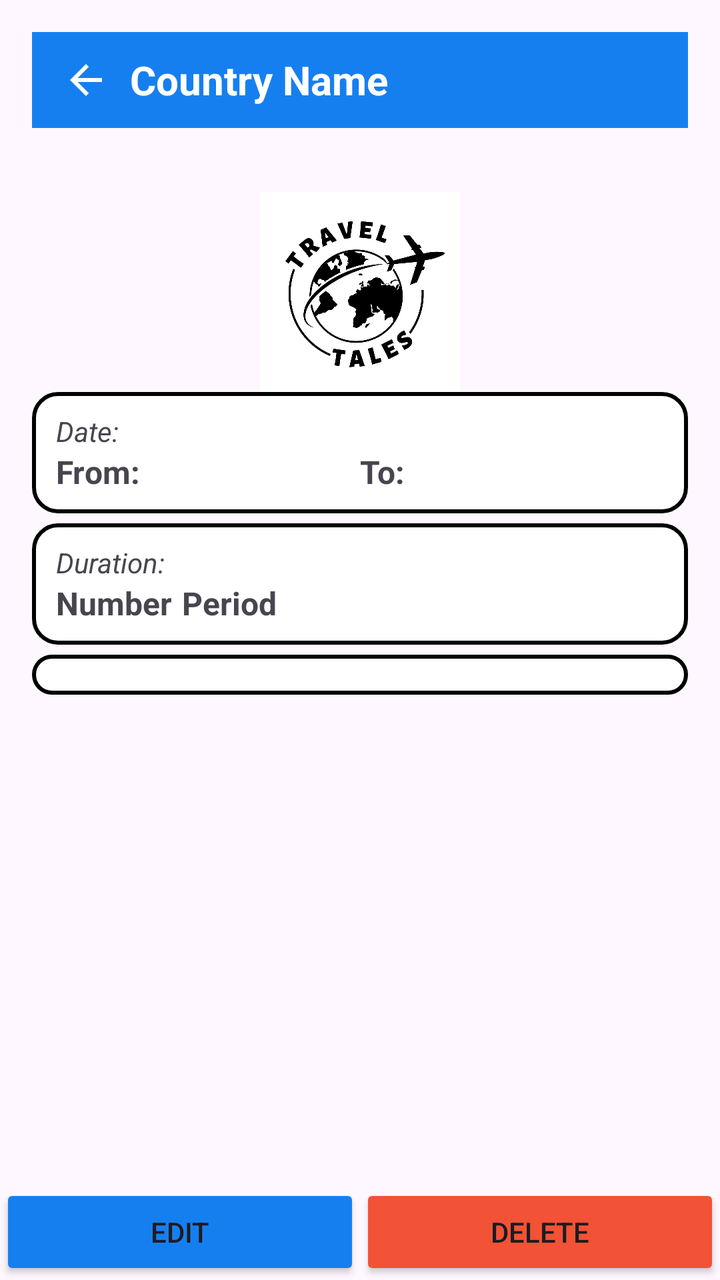
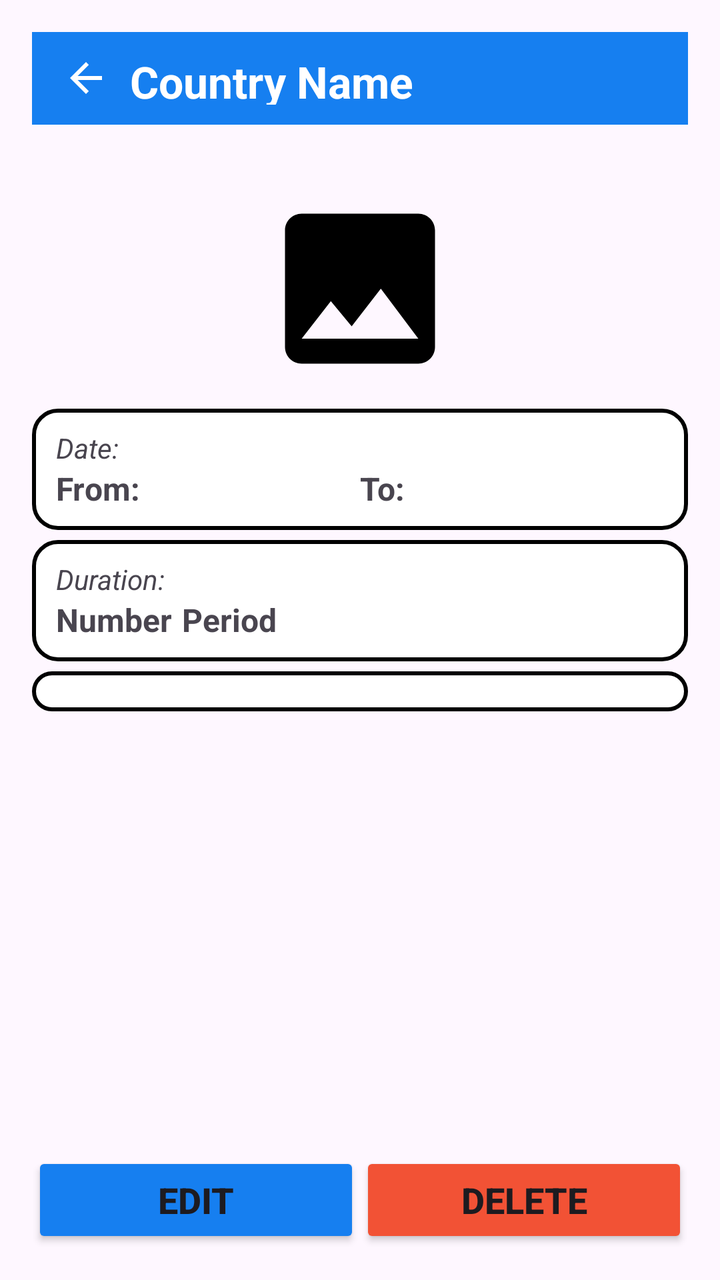

Two renders of the same Android screen: before a commit and after it. Below are the layout's source before the change and the commit's diff.
<!-- AndroidManifest.xml: application theme Theme.TravelTales -->
<!-- res/layout/activity_view_notes.xml -->
<?xml version="1.0" encoding="utf-8"?>
<LinearLayout xmlns:android="http://schemas.android.com/apk/res/android"
    android:layout_width="match_parent"
    android:layout_height="match_parent"
    android:orientation="vertical">

    <LinearLayout
        android:layout_width="match_parent"
        android:layout_height="0dp"
        android:layout_weight="0.1"
        android:layout_margin="16dp"
        android:orientation="horizontal"
        android:background="@color/blue"
        android:tag="appTheme"
        android:layout_gravity="center_vertical"
        android:padding="10dp">

        <ImageButton
            android:layout_width="wrap_content"
            android:layout_height="wrap_content"
            android:id="@+id/backBtn"
            android:src="@drawable/back"
            android:tint="@color/white"
            android:background="@null"
            android:contentDescription="Back"
            android:layout_marginLeft="5dp"
            android:layout_gravity="center_vertical"/>

        <TextView
            android:layout_width="wrap_content"
            android:layout_height="wrap_content"
            android:text="Country Name"
            android:id="@+id/viewCountryName"
            android:textColor="@color/white"
            android:textSize="20sp"
            android:textStyle="bold"
            android:layout_marginLeft="10dp"
            android:layout_gravity="center_vertical"/>

    </LinearLayout>

    <ScrollView
        android:layout_width="match_parent"
        android:layout_height="0dp"
        android:layout_weight="1"
        android:layout_margin="16dp">

        <LinearLayout
            android:layout_width="match_parent"
            android:layout_height="wrap_content"
            android:orientation="vertical">

            <ImageView
                android:layout_width="200dp"
                android:layout_height="100dp"
                android:src="@drawable/app_logo"
                android:layout_gravity="center"
                android:id="@+id/viewCountryFlagImage"/>

            <LinearLayout
                android:layout_width="match_parent"
                android:layout_height="wrap_content"
                android:orientation="vertical"
                android:layout_marginBottom="5dp"
                android:background="@drawable/edittextborder">

                <TextView
                    android:layout_width="wrap_content"
                    android:layout_height="wrap_content"
                    android:text="Date:"
                    android:textStyle="italic"/>

                <LinearLayout
                    android:layout_width="match_parent"
                    android:layout_height="wrap_content"
                    android:orientation="horizontal">

                    <TextView
                        android:layout_width="0dp"
                        android:layout_height="wrap_content"
                        android:layout_weight="1"
                        android:id="@+id/viewFromDate"
                        android:text="From:"
                        android:textStyle="bold"
                        android:textSize="16sp"/>

                    <TextView
                        android:layout_width="0dp"
                        android:layout_height="wrap_content"
                        android:layout_weight="1"
                        android:id="@+id/viewToDate"
                        android:text="To:"
                        android:textStyle="bold"
                        android:textSize="16sp"/>

                </LinearLayout>

            </LinearLayout>

            <LinearLayout
                android:layout_width="match_parent"
                android:layout_height="wrap_content"
                android:orientation="vertical"
                android:layout_marginBottom="5dp"
                android:background="@drawable/edittextborder">

                <TextView
                    android:layout_width="wrap_content"
                    android:layout_height="wrap_content"
                    android:text="Duration:"
                    android:textStyle="italic"/>

                <LinearLayout
                    android:layout_width="match_parent"
                    android:layout_height="wrap_content"
                    android:orientation="horizontal">

                    <TextView
                        android:layout_width="wrap_content"
                        android:layout_height="wrap_content"
                        android:text="Number"
                        android:id="@+id/viewDurationNo"
                        android:textSize="16sp"
                        android:textStyle="bold"/>

                    <TextView
                        android:layout_width="wrap_content"
                        android:layout_height="wrap_content"
                        android:id="@+id/viewSpinnerDuration"
                        android:text="Period"
                        android:textStyle="bold"
                        android:textSize="16sp"
                        android:layout_marginLeft="5dp"/>

                </LinearLayout>

            </LinearLayout>

            <androidx.recyclerview.widget.RecyclerView
                android:layout_width="match_parent"
                android:layout_height="0dp"
                android:layout_weight="1"
                android:id="@+id/viewNotesRecycler"
                android:padding="10dp"
                android:background="@drawable/edittextborder">

            </androidx.recyclerview.widget.RecyclerView>

        </LinearLayout>

    </ScrollView>

    <LinearLayout
        android:layout_width="match_parent"
        android:layout_height="wrap_content"
        android:orientation="horizontal">

        <Button
            android:layout_width="0dp"
            android:layout_height="wrap_content"
            android:layout_weight="1"
            android:id="@+id/editBtn"
            android:text="Edit"
            android:backgroundTint="@color/blue"
            android:tag="appTheme"/>

        <Button
            android:layout_width="0dp"
            android:layout_height="wrap_content"
            android:layout_weight="1"
            android:id="@+id/deleteBtn"
            android:text="Delete"
            android:backgroundTint="@color/red"/>

    </LinearLayout>

</LinearLayout>
<!-- resources referenced by this layout -->
<resources>
  <color name="blue">#167FF0</color>
  <color name="red">#F25235</color>
  <color name="white">#FFFFFF</color>
  <!-- drawable app_logo: png bitmap (drawable, 128216 bytes) -->
  <!-- drawable back (drawable) -->
  <vector xmlns:android="http://schemas.android.com/apk/res/android" android:autoMirrored="true" android:height="24dp" android:tint="#000000" android:viewportHeight="24" android:viewportWidth="24" android:width="24dp">
        
      <path android:fillColor="@android:color/white" android:pathData="M20,11H7.83l5.59,-5.59L12,4l-8,8 8,8 1.41,-1.41L7.83,13H20v-2z"/>
      
  </vector>
  <!-- drawable edittextborder (drawable) -->
  <?xml version="1.0" encoding="utf-8"?>
  <shape xmlns:android="http://schemas.android.com/apk/res/android">
  
      <solid android:color="#FFFFFF"/>
  
      <stroke
          android:width="2dp"
          android:color="@color/black"/>
  
      <corners android:radius="12dp"/>
  
      <padding
          android:left="12dp"
          android:right="12dp"
          android:top="10dp"
          android:bottom="10dp"/>
  
  </shape>
  <style name="Theme.TravelTales" parent="Base.Theme.TravelTales" />
  <color name="black">#000000</color>
  <style name="Base.Theme.TravelTales" parent="Theme.Material3.DayNight.NoActionBar">
          
          
      </style>
</resources>

<!-- the commit's change to res/layout/activity_view_notes.xml (unified diff, before → after) -->
@@ -32,7 +32,7 @@
             android:text="Country Name"
             android:id="@+id/viewCountryName"
             android:textColor="@color/white"
-            android:textSize="20sp"
+            android:textSize="22sp"
             android:textStyle="bold"
             android:layout_marginLeft="10dp"
             android:layout_gravity="center_vertical"/>
@@ -53,9 +53,10 @@
             <ImageView
                 android:layout_width="200dp"
                 android:layout_height="100dp"
-                android:src="@drawable/app_logo"
+                android:src="@drawable/photo"
                 android:layout_gravity="center"
-                android:id="@+id/viewCountryFlagImage"/>
+                android:id="@+id/viewCountryFlagImage"
+                android:layout_marginBottom="10dp"/>
 
             <LinearLayout
                 android:layout_width="match_parent"
@@ -153,7 +154,9 @@
     <LinearLayout
         android:layout_width="match_parent"
         android:layout_height="wrap_content"
-        android:orientation="horizontal">
+        android:orientation="horizontal"
+        android:layout_marginHorizontal="16dp"
+        android:layout_marginBottom="16dp">
 
         <Button
             android:layout_width="0dp"
@@ -161,6 +164,8 @@
             android:layout_weight="1"
             android:id="@+id/editBtn"
             android:text="Edit"
+            android:textSize="18sp"
+            android:textStyle="bold"
             android:backgroundTint="@color/blue"
             android:tag="appTheme"/>
 
@@ -170,6 +175,8 @@
             android:layout_weight="1"
             android:id="@+id/deleteBtn"
             android:text="Delete"
+            android:textSize="18sp"
+            android:textStyle="bold"
             android:backgroundTint="@color/red"/>
 
     </LinearLayout>
<!-- resource entries referenced after the edit -->
@@ -3,7 +3,6 @@
   <color name="blue">#167FF0</color>
   <color name="red">#F25235</color>
   <color name="white">#FFFFFF</color>
-  <!-- drawable app_logo: png bitmap (drawable, 128216 bytes) -->
   <!-- drawable back (drawable) -->
   <vector xmlns:android="http://schemas.android.com/apk/res/android" android:autoMirrored="true" android:height="24dp" android:tint="#000000" android:viewportHeight="24" android:viewportWidth="24" android:width="24dp">
         
@@ -29,6 +28,12 @@
           android:bottom="10dp"/>
   
   </shape>
+  <!-- drawable photo (drawable) -->
+  <vector xmlns:android="http://schemas.android.com/apk/res/android" android:height="24dp" android:tint="#000000" android:viewportHeight="24" android:viewportWidth="24" android:width="24dp">
+        
+      <path android:fillColor="@android:color/white" android:pathData="M21,19V5c0,-1.1 -0.9,-2 -2,-2H5c-1.1,0 -2,0.9 -2,2v14c0,1.1 0.9,2 2,2h14c1.1,0 2,-0.9 2,-2zM8.5,13.5l2.5,3.01L14.5,12l4.5,6H5l3.5,-4.5z"/>
+      
+  </vector>
   <style name="Theme.TravelTales" parent="Base.Theme.TravelTales" />
   <color name="black">#000000</color>
   <style name="Base.Theme.TravelTales" parent="Theme.Material3.DayNight.NoActionBar">
